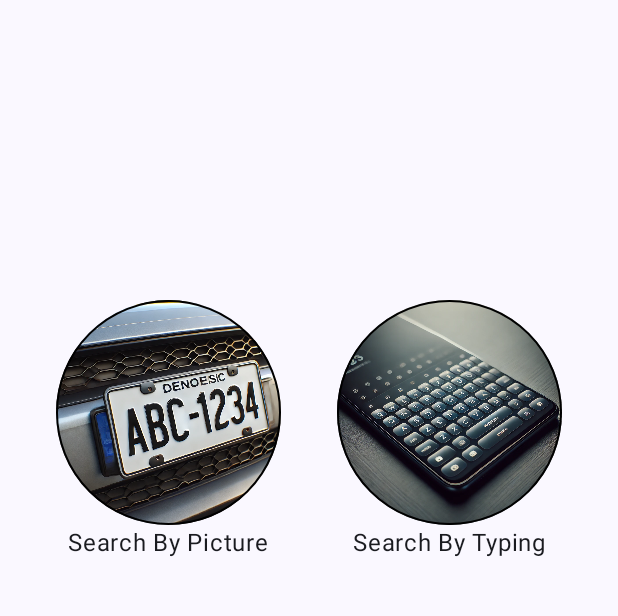
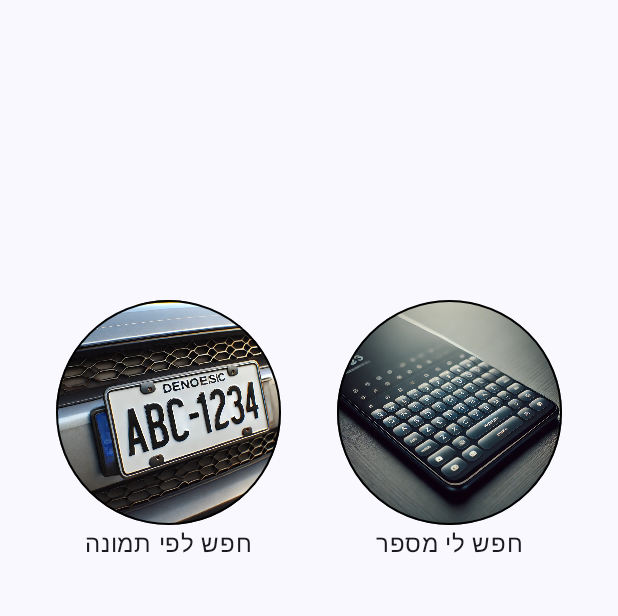
Before and after one commit to TomerPacific/car-identifier, an Android app built with Jetpack Compose: the screen it shows after launch (MainActivity), on a phone screen of 412 x 824 dp, the part 89-705 px from its top. Run offline under Robolectric (Android 15) with nearby library versions, the phone set to English and light mode, and no system bars.

Commit message:
CarIdentifier changing text to Hebtew

```diff
--- a/app/src/main/java/com/tomerpacific/caridentifier/MainActivity.kt
+++ b/app/src/main/java/com/tomerpacific/caridentifier/MainActivity.kt
@@ -59,12 +59,12 @@ class MainActivity : ComponentActivity() {
                                     horizontalArrangement = Arrangement.SpaceEvenly
                                 ) {
                                     CarLicensePlateSearchOptionButton(
-                                        buttonText = "Search By Picture",
+                                        buttonText = "חפש לפי תמונה",
                                         drawableId = R.drawable.license_plate,
                                         drawableContentDescription = "License Plate"
                                     )
                                     CarLicensePlateSearchOptionButton(
-                                        buttonText = "Search By Typing",
+                                        buttonText = "חפש לי מספר",
                                         drawableId = R.drawable.keyboard,
                                         drawableContentDescription = "Smartphone Keyboard"
                                     )
```
